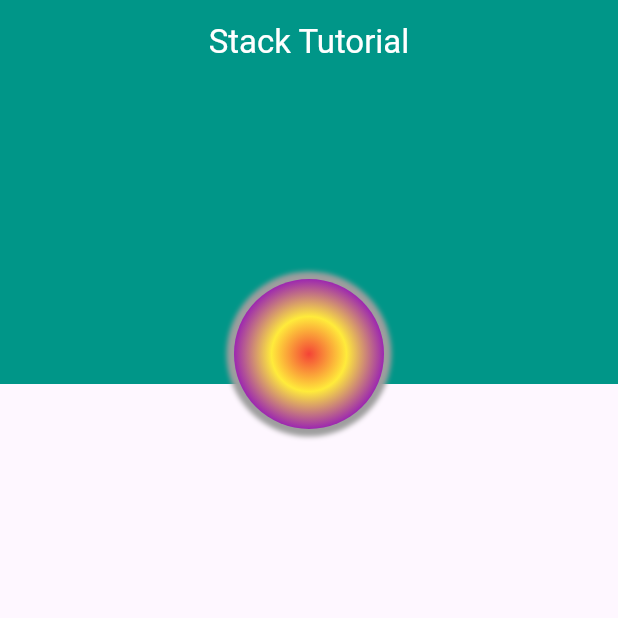
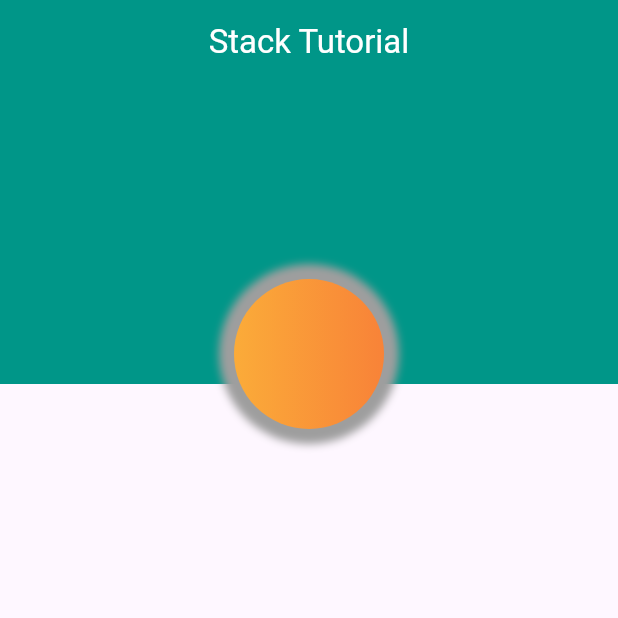
Before and after one commit to Mohamed-Yassien/Flutter-Ui-Source, a Flutter app: the screen it shows after launch, on a phone screen of 412 x 824 dp, the top half of it. Run offline on Flutter 3.47's test engine with Material 2 defaults, Android fonts, the phone set to English and light mode, and no system bars.

Commit message:
use gradient in container

```diff
--- a/lib/stack_tutorial.dart
+++ b/lib/stack_tutorial.dart
@@ -30,19 +30,22 @@ class StackTutorial extends StatelessWidget {
             child: Container(
               width: 100,
               height: 100,
-              decoration: const BoxDecoration(
+              decoration:  const BoxDecoration(
                   color: Colors.tealAccent,
-                  gradient: RadialGradient(colors: [
-                    Colors.red,
-                    Colors.yellow,
-                    Colors.purple,
-                  ]),
+                  gradient: LinearGradient(
+                    colors: [
+                      Colors.red,
+                      Colors.yellow,
+                    ],
+                    end: Alignment.centerLeft,
+                    begin: Alignment.centerRight,
+                  ),
                   shape: BoxShape.circle,
                   boxShadow: [
                     BoxShadow(
                       color: Colors.grey,
-                      spreadRadius: 5,
-                      blurRadius: 2,
+                      spreadRadius: 10,
+                      blurRadius: 4,
                     ),
                   ]),
             ),
```
